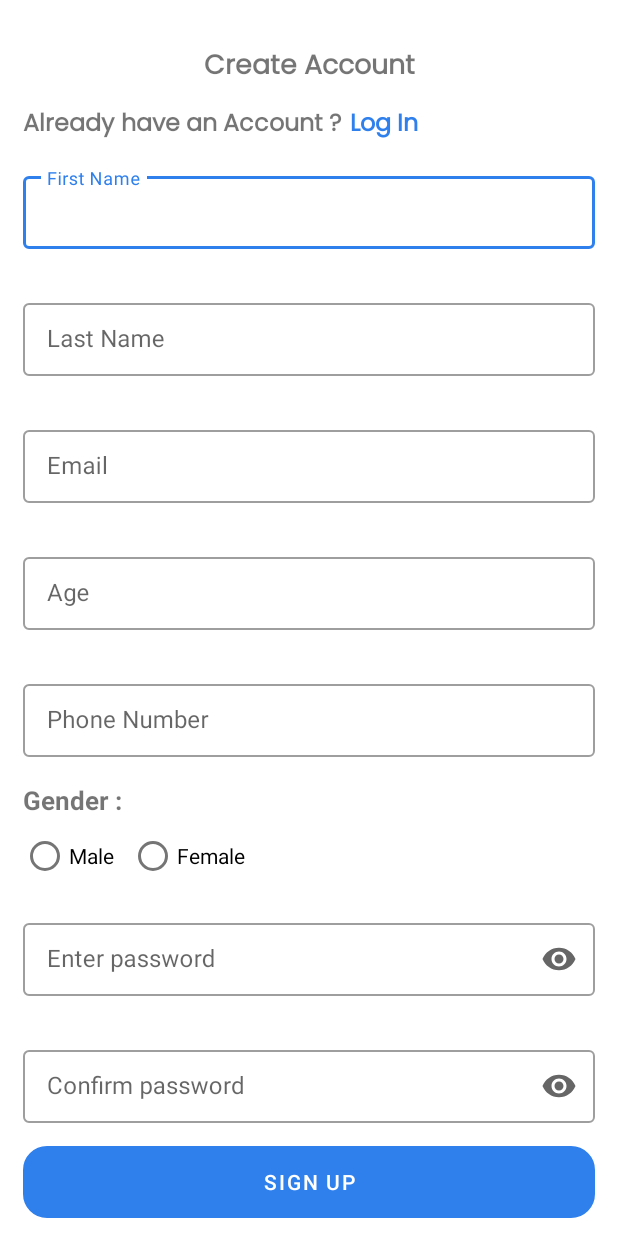
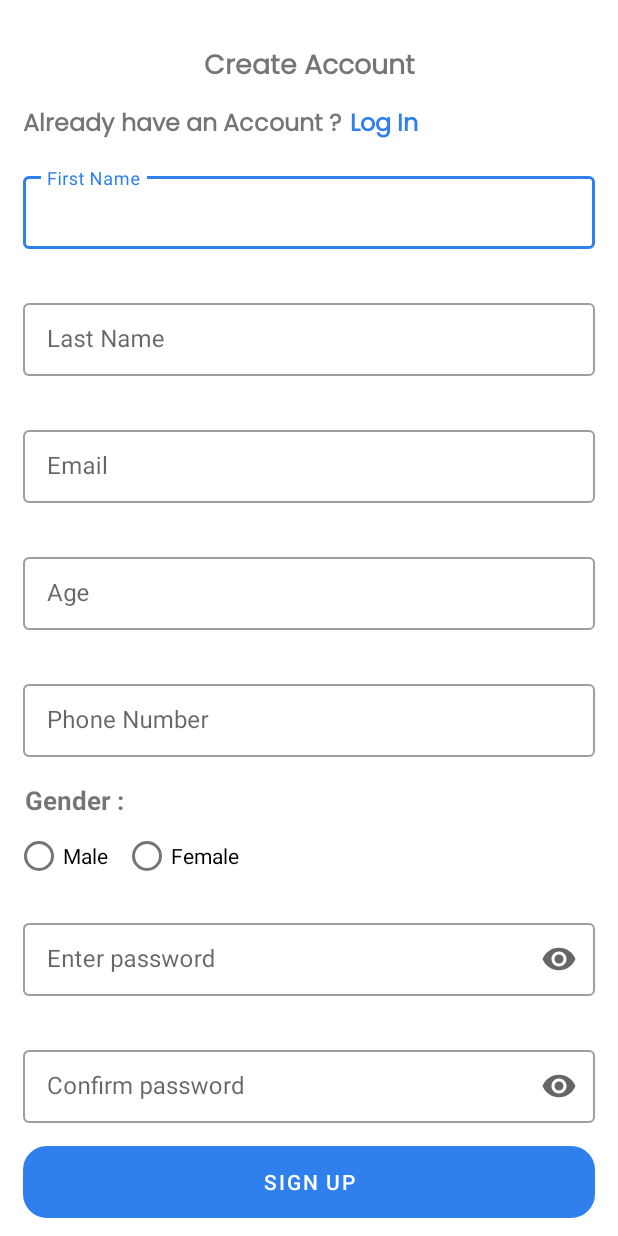
Before and after one commit to Davidson015/HealthAlertApp, an Android app: the SignUpActivity screen opened directly, with no data from a screen before it, on a phone screen of 412 x 824 dp. Run offline under Robolectric (Android 15) with nearby library versions, the phone set to English and light mode, and no system bars; our stand-ins replace Firebase (no records; nobody signed in at launch, a user with empty details on screens opened directly).

Commit message:
Fix(signUp): fixed some UI features

```diff
--- a/app/src/main/res/layout/activity_sign_up.xml
+++ b/app/src/main/res/layout/activity_sign_up.xml
@@ -136,7 +136,7 @@
         <TextView
             android:layout_width="match_parent"
             android:layout_height="wrap_content"
-            android:layout_marginStart="14dp"
+            android:layout_marginStart="15dp"
             android:padding="1dp"
             android:text="@string/gender"
             android:textSize="17sp"
@@ -147,7 +147,7 @@
             android:layout_width="match_parent"
             android:layout_height="wrap_content"
             android:layout_gravity="start"
-            android:layout_marginStart="14dp"
+            android:layout_marginStart="10dp"
             android:gravity="start"
             android:orientation="horizontal">
 
```
